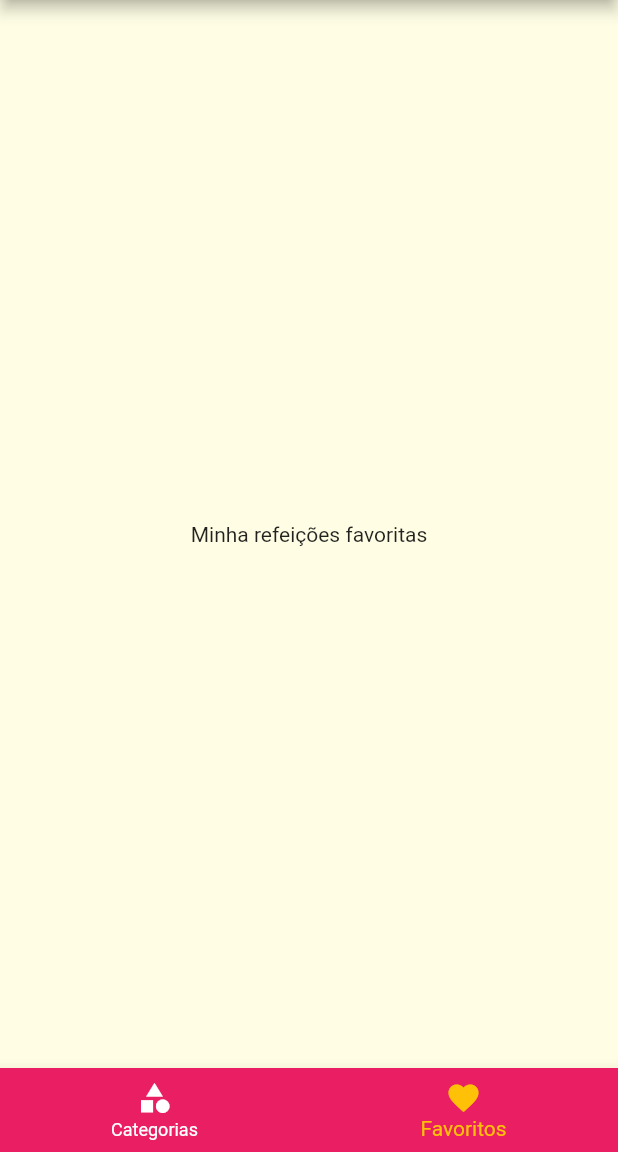
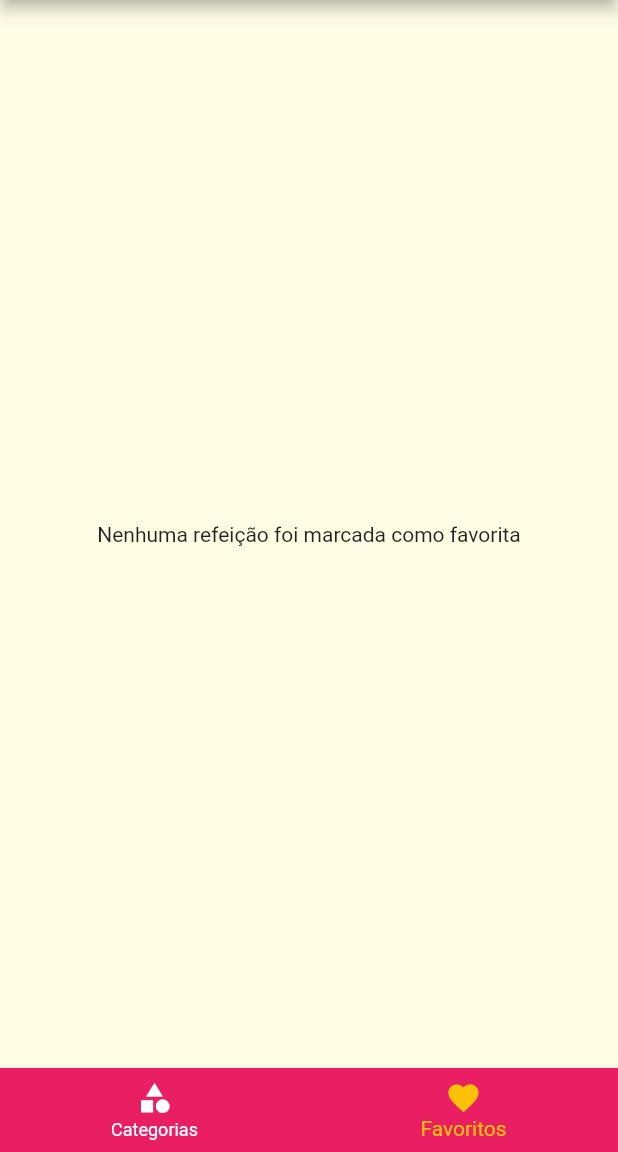
Before and after one commit to arthurcamurca04/app-meals, a Flutter app: the screen it shows after launch, item 2 of the bottom bar chosen, on a phone screen of 412 x 824 dp, the part 84-1236 px from its top. Run offline on Flutter 3.47's test engine with Material 2 defaults, Android fonts, the phone set to English and light mode, and no system bars.

Commit message:
favorite functionality done

```diff
--- a/lib/main.dart
+++ b/lib/main.dart
@@ -21,6 +21,7 @@ class _MyAppState extends State<MyApp> {
 
   Settings settings = Settings();
   List<Meal> _availableMeals = DUMMY_MEALS;
+  List<Meal> _favoriteMeals = [];
 
   void _filterMeals(Settings settings){
     setState(() {
@@ -35,6 +36,18 @@ class _MyAppState extends State<MyApp> {
 
       }).toList();
     });
+  }
+
+  void _toggleFavorite(Meal meal){
+    setState(() {
+      _favoriteMeals.contains(meal) ?
+        _favoriteMeals.remove(meal) :
+        _favoriteMeals.add(meal);
+    });
+  }
+
+  bool _isFavorite(Meal meal){
+    return _favoriteMeals.contains(meal);
   }
 
   @override
@@ -54,9 +67,9 @@ class _MyAppState extends State<MyApp> {
                 fontSize: 20,
               ))),
       routes: {
-        AppRoutes.HOME: (ctx) => TabsScreen(),
+        AppRoutes.HOME: (ctx) => TabsScreen(_favoriteMeals),
         AppRoutes.CATEGORY_MEALS: (ctx) => CategoriesMealsScreen(_availableMeals),
-        AppRoutes.MEAL_DETAILS: (ctx) => MealDetails(),
+        AppRoutes.MEAL_DETAILS: (ctx) => MealDetails(_toggleFavorite, _isFavorite),
         AppRoutes.SETTINGS: (ctx) => SettingsScreen(_filterMeals, settings),
       },
       onUnknownRoute: (settins) {
--- a/lib/screens/favorite_screen.dart
+++ b/lib/screens/favorite_screen.dart
@@ -1,10 +1,24 @@
+import 'package:app_meals/models/meal.dart';
 import 'package:flutter/material.dart';
+import '../components/meal_widget.dart';
 
 class FavoriteScreen extends StatelessWidget {
+  final List<Meal> favoriteMeals;
+
+  const FavoriteScreen(this.favoriteMeals);
   @override
   Widget build(BuildContext context) {
-    return Center(
-      child: Text('Minha refeições favoritas'),
-    );
+    if (favoriteMeals.isEmpty) {
+      return Center(
+        child: Text('Nenhuma refeição foi marcada como favorita'),
+      );
+    } else {
+      return ListView.builder(
+        itemCount: favoriteMeals.length,
+        itemBuilder: (ctx, index) {
+          return MealWidget(favoriteMeals[index]);
+        },
+      );
+    }
   }
 }
--- a/lib/screens/tabs_screen.dart
+++ b/lib/screens/tabs_screen.dart
@@ -2,22 +2,38 @@ import 'package:flutter/material.dart';
 import 'cotegories_screen.dart';
 import 'favorite_screen.dart';
 import '../components/main_drawer.dart';
+import '../models/meal.dart';
 
 class TabsScreen extends StatefulWidget {
+  final List<Meal> favoriteMeals;
+
+  const TabsScreen(this.favoriteMeals);
+
   @override
   _TabsScreenState createState() => _TabsScreenState();
 }
 
 class _TabsScreenState extends State<TabsScreen> {
-
   int _selectedScreeIndex = 0;
 
-  final List<Map<String, Object>> _screens = [
-    {'title': 'Categorias', 'screen': CategoriesScreen()},
-    {'title': 'Meus favoritos', 'screen': FavoriteScreen()},
-  ];
+  List<Map<String, Object>> _screens;
 
-  _selectScreen(int index){
+  @override
+  void initState() {
+    super.initState();
+    _screens = [
+      {
+        'title': 'Categorias',
+        'screen': CategoriesScreen(),
+      },
+      {
+        'title': 'Meus favoritos',
+        'screen': FavoriteScreen(widget.favoriteMeals)
+      },
+    ];
+  }
+
+  _selectScreen(int index) {
     setState(() {
       _selectedScreeIndex = index;
     });
```
Also changed, not shown: lib/screens/meal_details.dart (+9 -2 lines).
